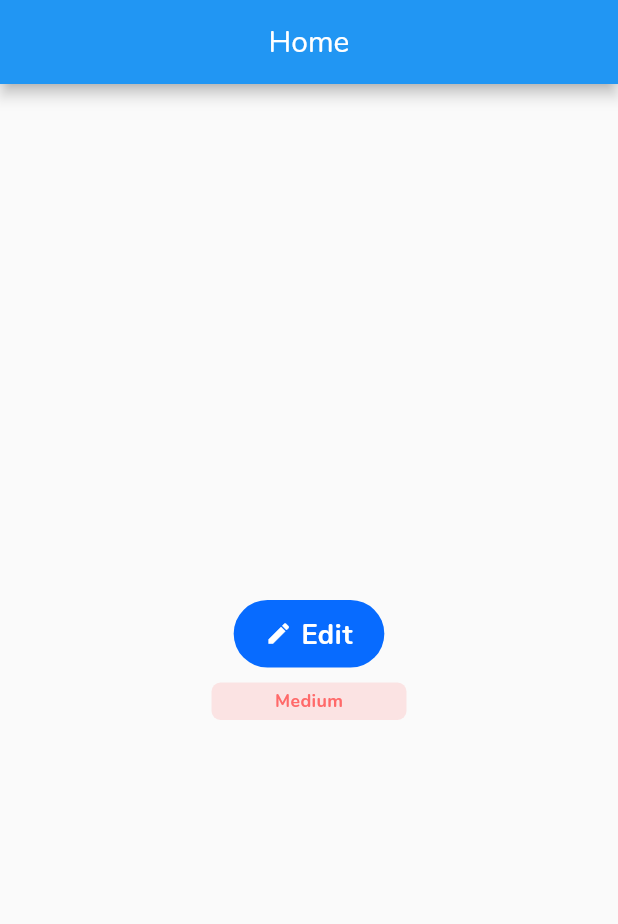
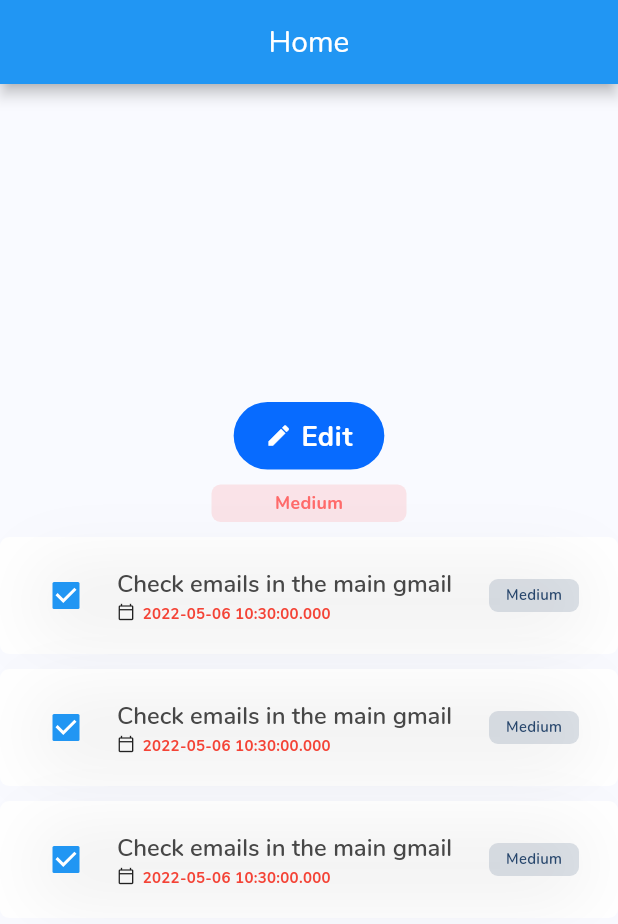
Before and after one commit to Gopi-p/tooDoo, a Flutter app: the screen it shows after launch, on a phone screen of 412 x 824 dp. Shown: the top 924 px of the screen. Run offline on Flutter 3.47's test engine with Material 2 defaults, Android fonts, the phone set to English and light mode, and no system bars; our stand-ins replace auto_route.

Commit message:
TaskTile is added

```diff
--- a/lib/home/home.dart
+++ b/lib/home/home.dart
@@ -1,6 +1,8 @@
 import 'package:flutter/material.dart';
+import 'package:toodoo/shared.module/theme.dart';
 import 'package:toodoo/shared.module/widgets/badge.dart';
 import 'package:toodoo/shared.module/widgets/button.dart';
+import 'package:toodoo/shared.module/widgets/task_tile.dart';
 
 class Home extends StatelessWidget {
   const Home({Key? key}) : super(key: key);
@@ -8,6 +10,7 @@ class Home extends StatelessWidget {
   @override
   Widget build(BuildContext context) {
     return Scaffold(
+      backgroundColor: AppTheme.backgroundColor,
       appBar: AppBar(
         title: const Text('Home'),
         centerTitle: true,
@@ -29,6 +32,27 @@ class Home extends StatelessWidget {
             color: const Color(0xffFF6A6A),
             onPressed: () {},
           ),
+          const SizedBox(height: 10),
+          TaskTile(
+            task: "Check emails in the main gmail",
+            category: "",
+            dueDate: DateTime.now(),
+            priority: TaskPriority.high,
+          ),
+          const SizedBox(height: 10),
+          TaskTile(
+            task: "Check emails in the main gmail",
+            category: "",
+            dueDate: DateTime.now(),
+            priority: TaskPriority.high,
+          ),
+          const SizedBox(height: 10),
+          TaskTile(
+            task: "Check emails in the main gmail",
+            category: "",
+            dueDate: DateTime.now(),
+            priority: TaskPriority.high,
+          ),
         ],
       ),
     );
--- /dev/null
+++ b/lib/shared.module/enums.dart
@@ -0,0 +1,2 @@
+enum BadgeType { priority, label }
+enum TaskPriority { low, medium, high }
--- a/lib/shared.module/widgets/badge.dart
+++ b/lib/shared.module/widgets/badge.dart
@@ -1,7 +1,8 @@
 import 'package:flutter/material.dart';
+import 'package:toodoo/shared.module/enums.dart';
 import 'package:toodoo/shared.module/theme.dart';
 
-enum BadgeType { priority, label }
+export 'package:toodoo/shared.module/enums.dart' show BadgeType;
 
 class Badge extends StatelessWidget {
   final String text;
--- /dev/null
+++ b/lib/shared.module/widgets/task_tile.dart
@@ -0,0 +1,95 @@
+import 'package:flutter/material.dart';
+import 'package:toodoo/shared.module/enums.dart';
+import 'package:toodoo/shared.module/theme.dart';
+import 'package:toodoo/shared.module/widgets/badge.dart';
+
+export 'package:toodoo/shared.module/enums.dart' show TaskPriority;
+
+class TaskTile extends StatelessWidget {
+  final String task;
+  final String category;
+  final DateTime? dueDate;
+  final TaskPriority? priority;
+  final bool isCompleted;
+  const TaskTile({
+    Key? key,
+    required this.task,
+    required this.category,
+    this.dueDate,
+    this.priority,
+    this.isCompleted = false,
+  }) : super(key: key);
+
+  @override
+  Widget build(BuildContext context) {
+    return Material(
+      borderRadius: BorderRadius.circular(6),
+      color: AppTheme.white,
+      child: InkWell(
+        borderRadius: BorderRadius.circular(6),
+        splashFactory: AppTheme.defaultSplashEffect,
+        onTap: () {},
+        child: Padding(
+          padding: const EdgeInsets.fromLTRB(20, 15, 26, 15),
+          child: DecoratedBox(
+            decoration: BoxDecoration(
+                borderRadius: BorderRadius.circular(6),
+                boxShadow: const [
+                  BoxShadow(
+                    color: Color(0x0f000000),
+                    blurRadius: 40,
+                    offset: Offset(4, 4),
+                  ),
+                  // BoxShadow(
+                  //   color: Color(0x0f000000),
+                  //   blurRadius: 40,
+                  //   offset: Offset(0, 4),
+                  // ),
+                ]),
+            child: Row(
+              children: [
+                Checkbox(value: true, onChanged: (val) {}),
+                const SizedBox(width: 10),
+                Flexible(
+                  child: Column(
+                    crossAxisAlignment: CrossAxisAlignment.start,
+                    children: [
+                      Text(
+                        task,
+                        style: AppTheme.subheading2.copyWith(
+                          overflow: TextOverflow.ellipsis,
+                        ),
+                      ),
+                      if (dueDate != null)
+                        Row(
+                          children: [
+                            const Icon(
+                              Icons.calendar_today_outlined,
+                              size: 12,
+                            ),
+                            const SizedBox(width: 5),
+                            Text(
+                              dueDate.toString(),
+                              style: AppTheme.lead1.copyWith(
+                                height: 1.7,
+                                color: dueDate!.compareTo(DateTime.now()) > 0
+                                    ? Colors.grey
+                                    : Colors.red,
+                              ),
+                            ),
+                          ],
+                        ),
+                    ],
+                  ),
+                ),
+                // const Spacer(),
+                if (priority != null) const SizedBox(width: 5),
+                if (priority != null) const Badge(text: "Medium"),
+              ],
+            ),
+          ),
+        ),
+      ),
+    );
+  }
+}
--- a/pubspec.yaml
+++ b/pubspec.yaml
@@ -18,6 +18,7 @@ dependencies:
   # cloud_firestore: ^3.1.10 # Data Storage
   # flutter_riverpod: ^1.0.3
   auto_route: ^3.2.4
+  intl: ^0.17.0
 
   # flutter_native_splash: ^2.0.1+1
 
```
Also changed, not shown: pubspec.lock.
